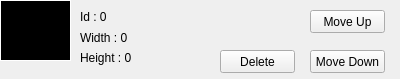
Before: the Qt Designer form tools/sprite-editor/gui/frame_widget.ui in jordsti/stigame, drawn with Qt 5.
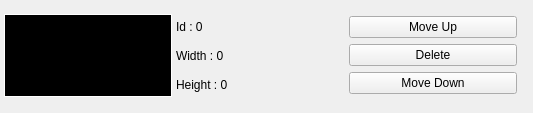
After: the same form once the commit is applied.

Patch:
```diff
--- a/tools/sprite-editor/gui/frame_widget.ui
+++ b/tools/sprite-editor/gui/frame_widget.ui
@@ -6,22 +6,31 @@
    <rect>
     <x>0</x>
     <y>0</y>
-    <width>400</width>
-    <height>79</height>
+    <width>533</width>
+    <height>113</height>
    </rect>
   </property>
   <property name="windowTitle">
    <string>Form</string>
   </property>
-  <widget class="QLabel" name="lbl_frame_img">
+  <widget class="QWidget" name="horizontalLayoutWidget">
    <property name="geometry">
     <rect>
      <x>0</x>
-     <y>0</y>
-     <width>71</width>
-     <height>61</height>
+     <y>10</y>
+     <width>521</width>
+     <height>91</height>
     </rect>
    </property>
+   <layout class="QHBoxLayout" name="horizontalLayout">
+    <property name="spacing">
+     <number>4</number>
+    </property>
+    <property name="margin">
+     <number>4</number>
+    </property>
+    <item>
+     <widget class="QLabel" name="lbl_frame_img">
    <property name="styleSheet">
     <string notr="true">text-align: center;
 border: 1px solid white;
@@ -31,83 +40,58 @@
     <string>N/A</string>
    </property>
   </widget>
+    </item>
+    <item>
+     <layout class="QVBoxLayout" name="verticalLayout">
+      <item>
   <widget class="QLabel" name="lbl_id">
-   <property name="geometry">
-    <rect>
-     <x>80</x>
-     <y>10</y>
-     <width>46</width>
-     <height>13</height>
-    </rect>
-   </property>
    <property name="text">
     <string>Id : 0</string>
    </property>
   </widget>
+      </item>
+      <item>
   <widget class="QLabel" name="lbl_width">
-   <property name="geometry">
-    <rect>
-     <x>80</x>
-     <y>30</y>
-     <width>61</width>
-     <height>16</height>
-    </rect>
-   </property>
    <property name="text">
     <string>Width : 0</string>
    </property>
   </widget>
+      </item>
+      <item>
   <widget class="QLabel" name="lbl_height">
-   <property name="geometry">
-    <rect>
-     <x>80</x>
-     <y>50</y>
-     <width>61</width>
-     <height>16</height>
-    </rect>
-   </property>
    <property name="text">
     <string>Height : 0</string>
    </property>
   </widget>
-  <widget class="QPushButton" name="btn_delete_frame">
-   <property name="geometry">
-    <rect>
-     <x>220</x>
-     <y>50</y>
-     <width>75</width>
-     <height>23</height>
-    </rect>
-   </property>
-   <property name="text">
-    <string>Delete</string>
-   </property>
-  </widget>
-  <widget class="QPushButton" name="btn_move_up">
-   <property name="geometry">
-    <rect>
-     <x>310</x>
-     <y>10</y>
-     <width>75</width>
-     <height>23</height>
-    </rect>
-   </property>
-   <property name="text">
-    <string>Move Up</string>
-   </property>
-  </widget>
+      </item>
+     </layout>
+    </item>
+    <item>
+     <layout class="QGridLayout" name="gridLayout">
+      <item row="2" column="0">
   <widget class="QPushButton" name="btn_move_down">
-   <property name="geometry">
-    <rect>
-     <x>310</x>
-     <y>50</y>
-     <width>75</width>
-     <height>23</height>
-    </rect>
-   </property>
    <property name="text">
     <string>Move Down</string>
    </property>
+       </widget>
+      </item>
+      <item row="0" column="0">
+       <widget class="QPushButton" name="btn_move_up">
+        <property name="text">
+         <string>Move Up</string>
+        </property>
+       </widget>
+      </item>
+      <item row="1" column="0">
+       <widget class="QPushButton" name="btn_delete_frame">
+        <property name="text">
+         <string>Delete</string>
+        </property>
+       </widget>
+      </item>
+     </layout>
+    </item>
+   </layout>
   </widget>
  </widget>
  <resources/>
```
Lines whose indentation alone changed are shown as unchanged.
